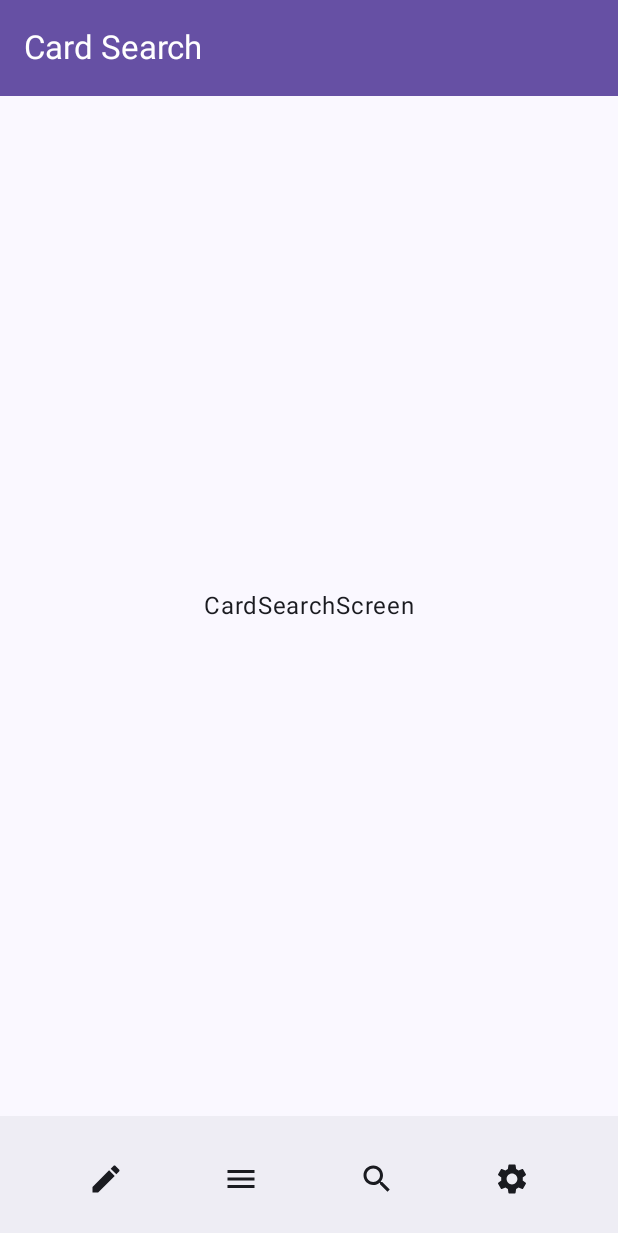
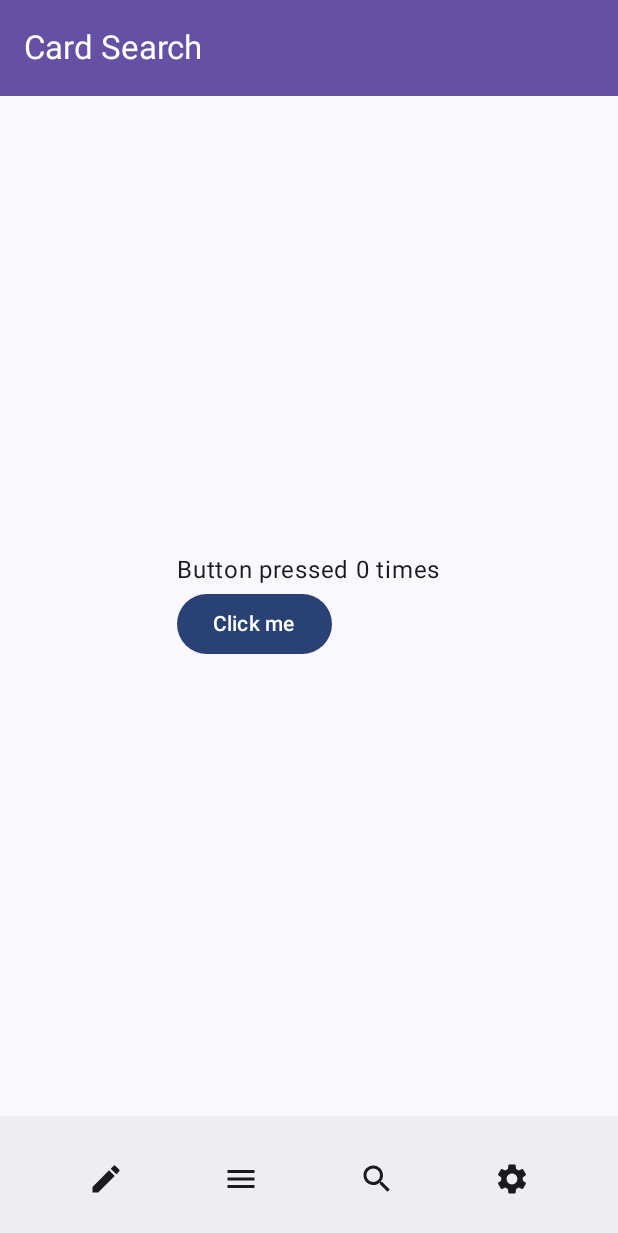
Before and after one commit to mf-jpeg/MyBinder, an Android app built with Jetpack Compose: the screen it shows after launch (ContainerActivity), on a phone screen of 412 x 824 dp. Shown: the top 1233 px of the screen. Run offline under Robolectric (Android 15) with nearby library versions, the phone set to English and light mode, and no system bars.

Commit message:
Added ContainerViewModel & CardSearchViewModel

```diff
--- a/app/src/main/java/pt/mf/mybinder/presentation/container/ContainerActivity.kt
+++ b/app/src/main/java/pt/mf/mybinder/presentation/container/ContainerActivity.kt
@@ -27,15 +27,14 @@ import androidx.compose.runtime.getValue
 import androidx.compose.ui.Modifier
 import androidx.compose.ui.graphics.Color
 import androidx.compose.ui.graphics.vector.ImageVector
+import androidx.lifecycle.viewmodel.compose.viewModel
 import androidx.navigation.NavController
 import androidx.navigation.NavHostController
 import androidx.navigation.compose.currentBackStackEntryAsState
 import androidx.navigation.compose.rememberNavController
 import pt.mf.mybinder.R
-import pt.mf.mybinder.presentation.container.ContainerActivity.Companion.TAG
 import pt.mf.mybinder.presentation.theme.MyBinderTheme
 import pt.mf.mybinder.presentation.theme.Theme
-import pt.mf.mybinder.utils.Logger
 import pt.mf.mybinder.utils.Navigation
 import pt.mf.mybinder.utils.Screen
 import pt.mf.mybinder.utils.Utils
@@ -51,18 +50,23 @@ class ContainerActivity : ComponentActivity() {
     override fun onCreate(savedInstanceState: Bundle?) {
         super.onCreate(savedInstanceState)
         enableEdgeToEdge()
-        setContent { MyBinderTheme { SetupLayout(rememberNavController()) } }
+        setContent {
+            MyBinderTheme {
+                val viewModel = viewModel<ContainerViewModel>()
+                SetupLayout(rememberNavController(), viewModel)
+            }
+        }
     }
 }
 
 @Composable
-fun SetupLayout(navController: NavHostController) {
+fun SetupLayout(navController: NavHostController, viewModel: ContainerViewModel) {
     val curBackStackEntry by navController.currentBackStackEntryAsState()
     val currentDestination = curBackStackEntry?.destination?.route ?: Screen.DeckSelectScreen.route
 
     Scaffold(
         topBar = { TopBar(getTitleForRoute(currentDestination)) },
-        bottomBar = { BottomBar(navController) },
+        bottomBar = { BottomBar(navController, viewModel) },
         modifier = Modifier.fillMaxSize(),
         content = { Content(padding = it, navController) }
     )
@@ -96,16 +100,27 @@ fun Content(padding: PaddingValues, navController: NavHostController) {
 }
 
 @Composable
-fun BottomBar(navController: NavController) {
+fun BottomBar(navController: NavController, viewModel: ContainerViewModel) {
     BottomAppBar {
         Row(
             modifier = Modifier.fillMaxWidth(),
             horizontalArrangement = Arrangement.SpaceEvenly
         ) {
-            BottomNavItem(Icons.Default.Edit) { handleDeckOption(navController) }
-            BottomNavItem(Icons.Default.Menu) { handleBinderOption(navController) }
-            BottomNavItem(Icons.Default.Search) { handleSearchOption(navController) }
-            BottomNavItem(Icons.Default.Settings) { handleSettingsOption(navController) }
+            BottomNavItem(Icons.Default.Edit) {
+                viewModel.handleDeckOption(navController)
+            }
+
+            BottomNavItem(Icons.Default.Menu) {
+                viewModel.handleBinderOption(navController)
+            }
+
+            BottomNavItem(Icons.Default.Search) {
+                viewModel.handleSearchOption(navController)
+            }
+
+            BottomNavItem(Icons.Default.Settings) {
+                viewModel.handleSettingsOption(navController)
+            }
         }
     }
 }
@@ -114,27 +129,3 @@ fun BottomBar(navController: NavController) {
 fun BottomNavItem(image: ImageVector, action: () -> Unit) {
     IconButton(onClick = action) { Icon(imageVector = image, contentDescription = null) }
 }
-
-fun handleDeckOption(navController: NavController) {
-    Logger.debug(TAG, "Navigating to DeckSelectScreen.")
-    Utils.tactileFeedback()
-    navController.navigate(Screen.DECK_SELECT_SCREEN)
-}
-
-fun handleBinderOption(navController: NavController) {
-    Logger.debug(TAG, "Navigating to BinderScreen.")
-    Utils.tactileFeedback()
-    navController.navigate(Screen.BINDER_SCREEN)
-}
-
-fun handleSearchOption(navController: NavController) {
-    Logger.debug(TAG, "Navigating to SearchScreen.")
-    Utils.tactileFeedback()
-    navController.navigate(Screen.CARD_SEARCH_SCREEN)
-}
-
-fun handleSettingsOption(navController: NavController) {
-    Logger.debug(TAG, "Navigating to SettingsScreen.")
-    Utils.tactileFeedback()
-    navController.navigate(Screen.SETTINGS_SCREEN)
-}
--- /dev/null
+++ b/app/src/main/java/pt/mf/mybinder/presentation/container/ContainerViewModel.kt
@@ -0,0 +1,40 @@
+package pt.mf.mybinder.presentation.container
+
+import androidx.lifecycle.ViewModel
+import androidx.navigation.NavController
+import pt.mf.mybinder.utils.Logger
+import pt.mf.mybinder.utils.Screen
+import pt.mf.mybinder.utils.Utils
+
+/**
+ * Created by Martim Ferreira on 07/02/2025
+ */
+class ContainerViewModel : ViewModel() {
+    companion object {
+        const val TAG = "ContainerViewModel"
+    }
+
+    fun handleDeckOption(navController: NavController) {
+        Logger.debug(TAG, "Navigating to DeckSelectScreen.")
+        Utils.tactileFeedback()
+        navController.navigate(Screen.DECK_SELECT_SCREEN)
+    }
+
+    fun handleBinderOption(navController: NavController) {
+        Logger.debug(TAG, "Navigating to BinderScreen.")
+        Utils.tactileFeedback()
+        navController.navigate(Screen.BINDER_SCREEN)
+    }
+
+    fun handleSearchOption(navController: NavController) {
+        Logger.debug(TAG, "Navigating to SearchScreen.")
+        Utils.tactileFeedback()
+        navController.navigate(Screen.CARD_SEARCH_SCREEN)
+    }
+
+    fun handleSettingsOption(navController: NavController) {
+        Logger.debug(TAG, "Navigating to SettingsScreen.")
+        Utils.tactileFeedback()
+        navController.navigate(Screen.SETTINGS_SCREEN)
+    }
+}
--- a/app/src/main/java/pt/mf/mybinder/presentation/search/CardSearchScreen.kt
+++ b/app/src/main/java/pt/mf/mybinder/presentation/search/CardSearchScreen.kt
@@ -1,14 +1,20 @@
 package pt.mf.mybinder.presentation.search
 
+import androidx.compose.foundation.layout.Column
 import androidx.compose.foundation.layout.PaddingValues
 import androidx.compose.foundation.layout.fillMaxSize
 import androidx.compose.foundation.layout.padding
 import androidx.compose.foundation.layout.wrapContentSize
+import androidx.compose.material3.Button
 import androidx.compose.material3.Text
 import androidx.compose.runtime.Composable
+import androidx.compose.runtime.collectAsState
+import androidx.compose.runtime.getValue
 import androidx.compose.ui.Alignment
 import androidx.compose.ui.Modifier
+import androidx.lifecycle.viewmodel.compose.viewModel
 import pt.mf.mybinder.presentation.search.HOLDER.TAG
+import pt.mf.mybinder.utils.Logger
 
 /**
  * Created by Martim Ferreira on 07/02/2025
@@ -19,8 +25,16 @@ object HOLDER {
 
 @Composable
 fun CardSearchScreen(padding: PaddingValues) {
-    Text(text = TAG, modifier = Modifier
-        .padding(padding)
-        .fillMaxSize()
-        .wrapContentSize(Alignment.Center))
+    val viewModel: CardSearchViewModel = viewModel()
+    val viewState by viewModel.viewState.collectAsState()
+
+    Column(
+        Modifier
+            .padding(padding)
+            .fillMaxSize()
+            .wrapContentSize(align = Alignment.Center)
+    ) {
+        Text(text = "Button pressed ${viewState.counter} times")
+        Button({ viewModel.increment() }) { Text(text = "Click me") }
+    }
 }
--- a/app/src/main/java/pt/mf/mybinder/presentation/search/CardSearchViewModel.kt
+++ b/app/src/main/java/pt/mf/mybinder/presentation/search/CardSearchViewModel.kt
@@ -1,7 +1,27 @@
 package pt.mf.mybinder.presentation.search
+
+import androidx.lifecycle.ViewModel
+import kotlinx.coroutines.flow.MutableStateFlow
+import kotlinx.coroutines.flow.asStateFlow
 
 /**
  * Created by Martim Ferreira on 07/02/2025
  */
-class CardSearchViewModel {
+class CardSearchViewModel : ViewModel() {
+    companion object {
+        const val TAG = "CardSearchViewModel"
+    }
+
+    data class CardSearchViewState(
+        var counter: Int
+    )
+
+    private val _viewState = MutableStateFlow(CardSearchViewState(0))
+    val viewState = _viewState.asStateFlow()
+
+    fun increment() {
+        val current = _viewState.value.counter
+        _viewState.value = _viewState.value.copy(counter = current + 1)
+    }
+
 }
--- a/app/src/main/java/pt/mf/mybinder/utils/Utils.kt
+++ b/app/src/main/java/pt/mf/mybinder/utils/Utils.kt
@@ -41,4 +41,8 @@ object Utils {
         vibrator.vibrate(50)
         Logger.debug(TAG, "Performed legacy vibration.")
     }
+
+    fun String.Companion.empty(): String {
+        return ""
+    }
 }
```
